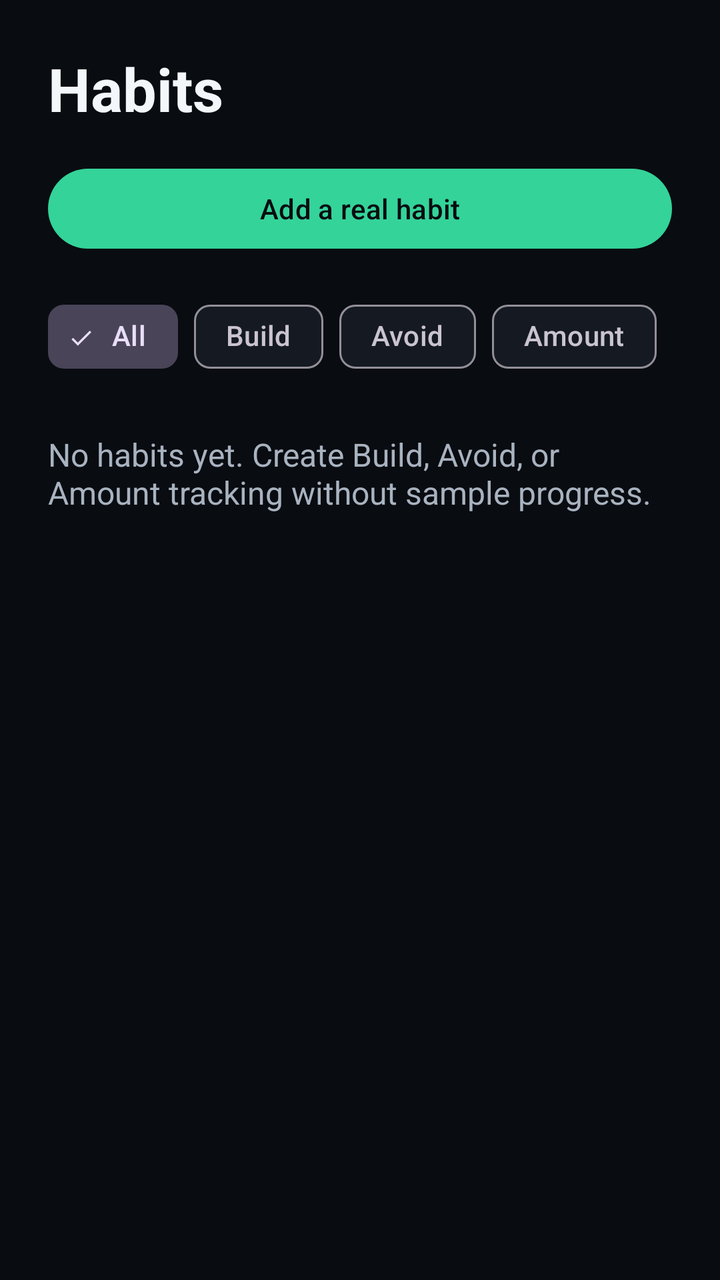
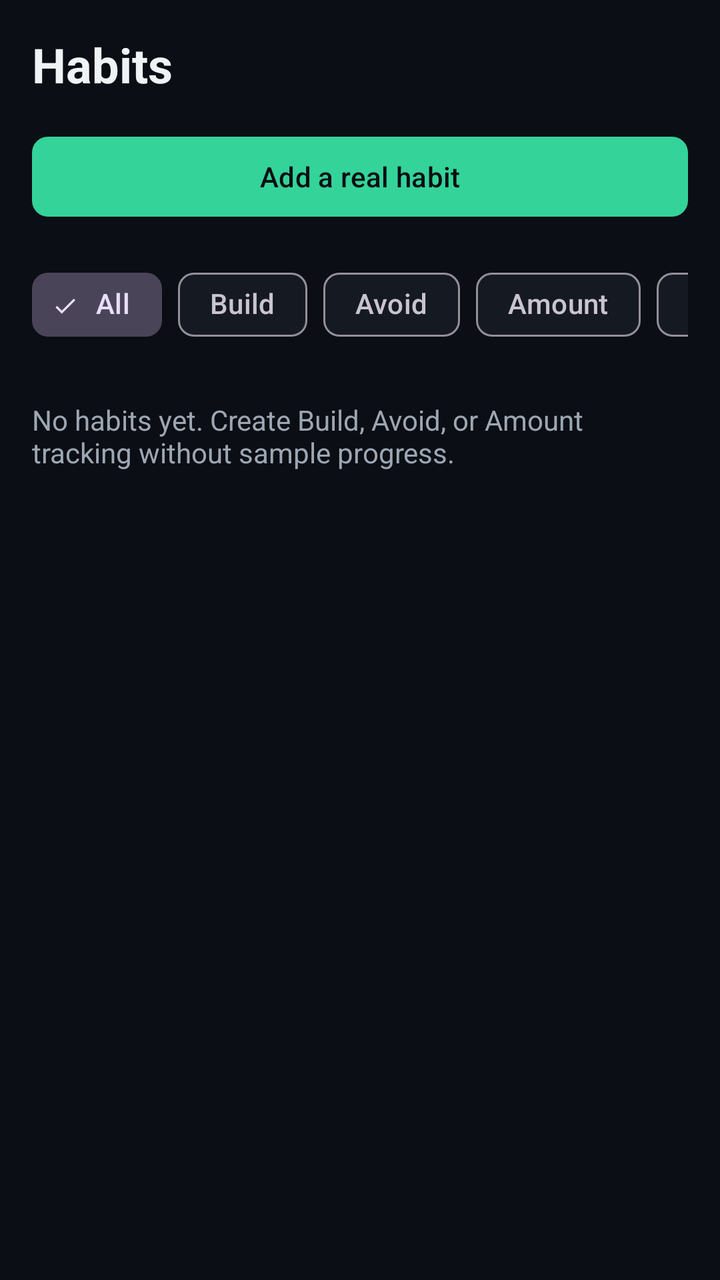

An Android layout rendered at two revisions. The XML below is the earlier revision; the diff shows what the commit changed to produce the second picture.
<!-- AndroidManifest.xml: application theme Theme.Prottasha -->
<!-- res/layout/fragment_habits.xml -->
<?xml version="1.0" encoding="utf-8"?>
<androidx.coordinatorlayout.widget.CoordinatorLayout xmlns:android="http://schemas.android.com/apk/res/android"
    xmlns:app="http://schemas.android.com/apk/res-auto"
    android:layout_width="match_parent"
    android:layout_height="match_parent">

    <androidx.core.widget.NestedScrollView
        android:layout_width="match_parent"
        android:layout_height="match_parent"
        android:fillViewport="true">

        <LinearLayout
            android:layout_width="match_parent"
            android:layout_height="wrap_content"
            android:orientation="vertical"
            android:padding="@dimen/spacing_large">

            <TextView
                android:layout_width="match_parent"
                android:layout_height="wrap_content"
                android:text="@string/habits_title"
                android:textColor="@color/color_text_primary"
                android:textSize="@dimen/text_display"
                android:textStyle="bold" />

            <com.google.android.material.button.MaterialButton
                android:id="@+id/habits_add_button"
                style="@style/Widget.Prottasha.Button.Pill"
                android:layout_width="match_parent"
                android:layout_height="wrap_content"
                android:layout_marginTop="@dimen/spacing_medium"
                android:minHeight="@dimen/touch_target_min"
                android:text="@string/habits_add" />

            
            <HorizontalScrollView
                android:layout_width="match_parent"
                android:layout_height="wrap_content"
                android:layout_marginTop="@dimen/spacing_medium"
                android:scrollbars="none">

                <com.google.android.material.chip.ChipGroup
                    android:id="@+id/habits_filter_group"
                    android:layout_width="wrap_content"
                    android:layout_height="wrap_content"
                    app:singleSelection="true">

                    <com.google.android.material.chip.Chip
                        android:id="@+id/habits_filter_all"
                        style="@style/Widget.Material3.Chip.Filter"
                        android:layout_width="wrap_content"
                        android:layout_height="wrap_content"
                        android:checked="true"
                        android:text="@string/habit_filter_all" />

                    <com.google.android.material.chip.Chip
                        android:id="@+id/habits_filter_build"
                        style="@style/Widget.Material3.Chip.Filter"
                        android:layout_width="wrap_content"
                        android:layout_height="wrap_content"
                        android:text="@string/habit_filter_build" />

                    <com.google.android.material.chip.Chip
                        android:id="@+id/habits_filter_avoid"
                        style="@style/Widget.Material3.Chip.Filter"
                        android:layout_width="wrap_content"
                        android:layout_height="wrap_content"
                        android:text="@string/habit_filter_avoid" />

                    <com.google.android.material.chip.Chip
                        android:id="@+id/habits_filter_amount"
                        style="@style/Widget.Material3.Chip.Filter"
                        android:layout_width="wrap_content"
                        android:layout_height="wrap_content"
                        android:text="@string/habit_filter_amount" />

                    <com.google.android.material.chip.Chip
                        android:id="@+id/habits_filter_archived"
                        style="@style/Widget.Material3.Chip.Filter"
                        android:layout_width="wrap_content"
                        android:layout_height="wrap_content"
                        android:text="@string/habit_filter_archived" />
                </com.google.android.material.chip.ChipGroup>
            </HorizontalScrollView>

            <TextView
                android:id="@+id/habits_empty"
                android:layout_width="match_parent"
                android:layout_height="wrap_content"
                android:layout_marginTop="@dimen/spacing_large"
                android:text="@string/habits_empty"
                android:textColor="@color/color_text_secondary"
                android:textSize="@dimen/text_body" />

            <androidx.recyclerview.widget.RecyclerView
                android:id="@+id/habits_container"
                android:layout_width="match_parent"
                android:layout_height="wrap_content"
                android:layout_marginTop="@dimen/spacing_small"
                android:nestedScrollingEnabled="false" />

        </LinearLayout>
    </androidx.core.widget.NestedScrollView>

</androidx.coordinatorlayout.widget.CoordinatorLayout>
<!-- resources referenced by this layout -->
<resources>
  <color name="color_text_primary">#F4F7FA</color>
  <color name="color_text_secondary">#A9B3C0</color>
  <dimen name="spacing_large">24dp</dimen>
  <dimen name="spacing_medium">16dp</dimen>
  <dimen name="spacing_small">8dp</dimen>
  <dimen name="text_body">16sp</dimen>
  <dimen name="text_display">30sp</dimen>
  <dimen name="touch_target_min">48dp</dimen>
  <string name="habit_filter_all">All</string>
  <string name="habit_filter_amount">Amount</string>
  <string name="habit_filter_archived">Archived</string>
  <string name="habit_filter_avoid">Avoid</string>
  <string name="habit_filter_build">Build</string>
  <string name="habits_add">Add a real habit</string>
  <string name="habits_empty">No habits yet. Create Build, Avoid, or Amount tracking without sample progress.</string>
  <string name="habits_title">Habits</string>
  <style name="Widget.Prottasha.Button.Pill" parent="Widget.Material3.Button">
          <item name="android:textColor">@color/color_on_hope</item>
          <item name="cornerRadius">@dimen/pill_button_radius</item>
          <item name="backgroundTint">@color/color_hope</item>
      </style>
  <style name="Theme.Prottasha" parent="Theme.Material3.Dark.NoActionBar">
          <item name="android:windowBackground">@color/color_background</item>
          <item name="android:colorBackground">@color/color_background</item>
          <item name="colorSurface">@color/color_surface</item>
          <item name="colorSurfaceVariant">@color/color_surface_raised</item>
          <item name="colorPrimary">@color/color_hope</item>
          <item name="colorOnPrimary">@color/color_on_hope</item>
          <item name="colorSecondary">@color/color_identity</item>
          <item name="colorOnSecondary">@color/color_on_identity</item>
          <item name="colorError">@color/color_crisis</item>
          <item name="colorOnError">@color/color_on_crisis</item>
          <item name="android:textColorPrimary">@color/color_text_primary</item>
          <item name="android:textColorSecondary">@color/color_text_secondary</item>
          <item name="android:navigationBarColor">@color/color_background</item>
          <item name="android:statusBarColor">@color/color_background</item>
          <item name="android:windowLightStatusBar">false</item>
      </style>
  <color name="color_on_hope">#090C11</color>
  <dimen name="pill_button_radius">28dp</dimen>
  <color name="color_hope">#34D399</color>
  <color name="color_background">#090C11</color>
  <color name="color_surface">#151A22</color>
  <color name="color_surface_raised">#202833</color>
  <color name="color_identity">#7C8DFF</color>
  <color name="color_on_identity">#090C11</color>
  <color name="color_crisis">#F87171</color>
  <color name="color_on_crisis">#090C11</color>
</resources>

<!-- the commit's change to res/layout/fragment_habits.xml (unified diff, before → after) -->
@@ -13,7 +13,7 @@
             android:layout_width="match_parent"
             android:layout_height="wrap_content"
             android:orientation="vertical"
-            android:padding="@dimen/spacing_large">
+            android:padding="@dimen/spacing_medium">
 
             <TextView
                 android:layout_width="match_parent"
<!-- resource entries referenced after the edit -->
@@ -1,12 +1,12 @@
 <!-- resources referenced by this layout -->
 <resources>
-  <color name="color_text_primary">#F4F7FA</color>
-  <color name="color_text_secondary">#A9B3C0</color>
+  <color name="color_text_primary">#F0F3F6</color>
+  <color name="color_text_secondary">#9DA7B3</color>
   <dimen name="spacing_large">24dp</dimen>
   <dimen name="spacing_medium">16dp</dimen>
   <dimen name="spacing_small">8dp</dimen>
-  <dimen name="text_body">16sp</dimen>
-  <dimen name="text_display">30sp</dimen>
+  <dimen name="text_body">14sp</dimen>
+  <dimen name="text_display">24sp</dimen>
   <dimen name="touch_target_min">48dp</dimen>
   <string name="habit_filter_all">All</string>
   <string name="habit_filter_amount">Amount</string>
@@ -38,15 +38,15 @@
           <item name="android:statusBarColor">@color/color_background</item>
           <item name="android:windowLightStatusBar">false</item>
       </style>
-  <color name="color_on_hope">#090C11</color>
-  <dimen name="pill_button_radius">28dp</dimen>
+  <color name="color_on_hope">#0B0E14</color>
+  <dimen name="pill_button_radius">8dp</dimen>
   <color name="color_hope">#34D399</color>
-  <color name="color_background">#090C11</color>
+  <color name="color_background">#0B0E14</color>
   <color name="color_surface">#151A22</color>
-  <color name="color_surface_raised">#202833</color>
+  <color name="color_surface_raised">#1C232D</color>
   <color name="color_identity">#7C8DFF</color>
-  <color name="color_on_identity">#090C11</color>
+  <color name="color_on_identity">#0B0E14</color>
   <color name="color_crisis">#F87171</color>
-  <color name="color_on_crisis">#090C11</color>
+  <color name="color_on_crisis">#0B0E14</color>
 </resources>
 
